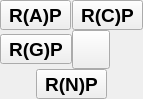
Above: src/schrodinger/sketcher/ui/nucleotide_popup.ui from KevKeating/sketcher before the change. Below: the same form after it.
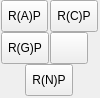
That is the form after the change.

Commit message: tweaking appearance of popup

Patch:
```diff
--- a/src/schrodinger/sketcher/ui/nucleotide_popup.ui
+++ b/src/schrodinger/sketcher/ui/nucleotide_popup.ui
@@ -6,7 +6,7 @@
    <rect>
     <x>0</x>
     <y>0</y>
-    <width>138</width>
+    <width>100</width>
     <height>98</height>
    </rect>
   </property>
@@ -31,21 +31,21 @@
    </property>
    <item row="0" column="1">
     <widget class="QToolButton" name="c_btn">
-     <property name="font">
-      <font>
-       <pointsize>14</pointsize>
-       <bold>true</bold>
-      </font>
+     <property name="minimumSize">
+      <size>
+       <width>0</width>
+       <height>32</height>
+      </size>
+     </property>
+     <property name="maximumSize">
+      <size>
+       <width>16777215</width>
+       <height>32</height>
+      </size>
      </property>
      <property name="text">
       <string>R(C)P</string>
      </property>
-     <property name="iconSize">
-      <size>
-       <width>30</width>
-       <height>32</height>
-      </size>
-     </property>
      <property name="checkable">
       <bool>true</bool>
      </property>
@@ -56,21 +56,21 @@
    </item>
    <item row="0" column="0">
     <widget class="QToolButton" name="a_btn">
-     <property name="font">
-      <font>
-       <pointsize>14</pointsize>
-       <bold>true</bold>
-      </font>
+     <property name="minimumSize">
+      <size>
+       <width>0</width>
+       <height>32</height>
+      </size>
+     </property>
+     <property name="maximumSize">
+      <size>
+       <width>16777215</width>
+       <height>32</height>
+      </size>
      </property>
      <property name="text">
       <string>R(A)P</string>
      </property>
-     <property name="iconSize">
-      <size>
-       <width>30</width>
-       <height>32</height>
-      </size>
-     </property>
      <property name="checkable">
       <bool>true</bool>
      </property>
@@ -81,6 +81,18 @@
    </item>
    <item row="1" column="1">
     <widget class="QToolButton" name="u_or_t_btn">
+     <property name="minimumSize">
+      <size>
+       <width>0</width>
+       <height>32</height>
+      </size>
+     </property>
+     <property name="maximumSize">
+      <size>
+       <width>16777215</width>
+       <height>32</height>
+      </size>
+     </property>
      <property name="font">
       <font>
        <pointsize>14</pointsize>
@@ -106,11 +118,17 @@
    </item>
    <item row="1" column="0">
     <widget class="QToolButton" name="g_btn">
-     <property name="font">
-      <font>
-       <pointsize>14</pointsize>
-       <bold>true</bold>
-      </font>
+     <property name="minimumSize">
+      <size>
+       <width>0</width>
+       <height>32</height>
+      </size>
+     </property>
+     <property name="maximumSize">
+      <size>
+       <width>16777215</width>
+       <height>32</height>
+      </size>
      </property>
      <property name="text">
       <string>R(G)P</string>
@@ -136,11 +154,17 @@
      </property>
      <item>
       <widget class="QToolButton" name="n_btn">
-       <property name="font">
-        <font>
-         <pointsize>14</pointsize>
-         <bold>true</bold>
-        </font>
+       <property name="minimumSize">
+        <size>
+         <width>0</width>
+         <height>32</height>
+        </size>
+       </property>
+       <property name="maximumSize">
+        <size>
+         <width>16777215</width>
+         <height>32</height>
+        </size>
        </property>
        <property name="text">
         <string>R(N)P</string>
```
The commit also changes 2 other files.
